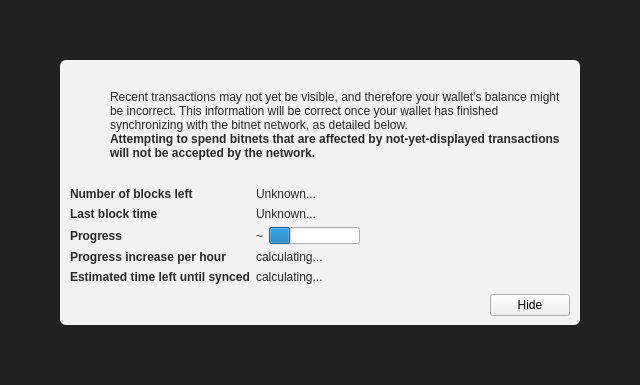
bitnet-io/bitnet-core, file src/qt/forms/modaloverlay.ui: the form before one commit.
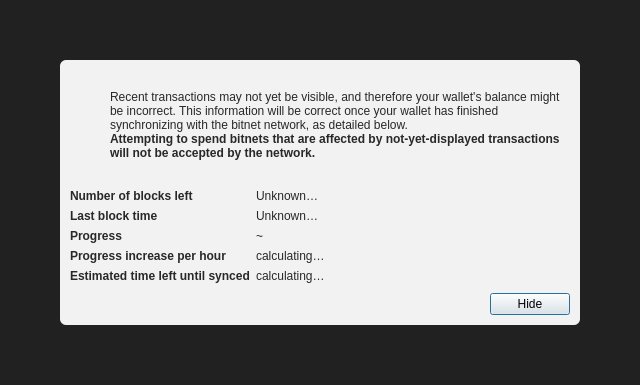
The form after the commit. Icons and pictures are not drawn. Custom widgets are drawn as their Qt base class.

Diff of the .ui file:
```diff
--- a/src/qt/forms/modaloverlay.ui
+++ b/src/qt/forms/modaloverlay.ui
@@ -1,7 +1,7 @@
 <?xml version="1.0" encoding="UTF-8"?>
 <ui version="4.0">
  <class>ModalOverlay</class>
- <widget class="ModalOverlay" name="ModalOverlay">
+ <widget class="QWidget" name="ModalOverlay">
   <property name="geometry">
    <rect>
     <x>0</x>
@@ -219,7 +219,7 @@
            <item row="0" column="1">
             <widget class="QLabel" name="numberOfBlocksLeft">
              <property name="text">
-              <string>Unknown...</string>
+              <string>Unknown…</string>
              </property>
             </widget>
            </item>
@@ -245,7 +245,7 @@
               </sizepolicy>
              </property>
              <property name="text">
-              <string>Unknown...</string>
+              <string>Unknown…</string>
              </property>
             </widget>
            </item>
@@ -271,16 +271,6 @@
                </property>
               </widget>
              </item>
-             <item>
-              <widget class="QProgressBar" name="progressBar">
-               <property name="value">
-                <number>24</number>
-               </property>
-               <property name="format">
-                <string/>
-               </property>
-              </widget>
-             </item>
             </layout>
            </item>
            <item row="4" column="0">
@@ -299,7 +289,7 @@
            <item row="4" column="1">
             <widget class="QLabel" name="progressIncreasePerH">
              <property name="text">
-              <string>calculating...</string>
+              <string>calculating…</string>
              </property>
             </widget>
            </item>
@@ -319,7 +309,7 @@
            <item row="5" column="1">
             <widget class="QLabel" name="expectedTimeLeft">
              <property name="text">
-              <string>calculating...</string>
+              <string>calculating…</string>
              </property>
             </widget>
            </item>
@@ -351,6 +341,15 @@
              <property name="text">
               <string>Hide</string>
              </property>
+             <property name="shortcut">
+              <string>Esc</string>
+             </property>
+             <property name="focusPolicy">
+              <enum>Qt::StrongFocus</enum>
+             </property>
+             <property name="default">
+              <bool>true</bool>
+             </property>
             </widget>
            </item>
           </layout>
@@ -363,14 +362,6 @@
    </item>
   </layout>
  </widget>
- <customwidgets>
-  <customwidget>
-   <class>ModalOverlay</class>
-   <extends>QWidget</extends>
-   <header>modaloverlay.h</header>
-   <container>1</container>
-  </customwidget>
- </customwidgets>
  <resources/>
  <connections/>
 </ui>
```
